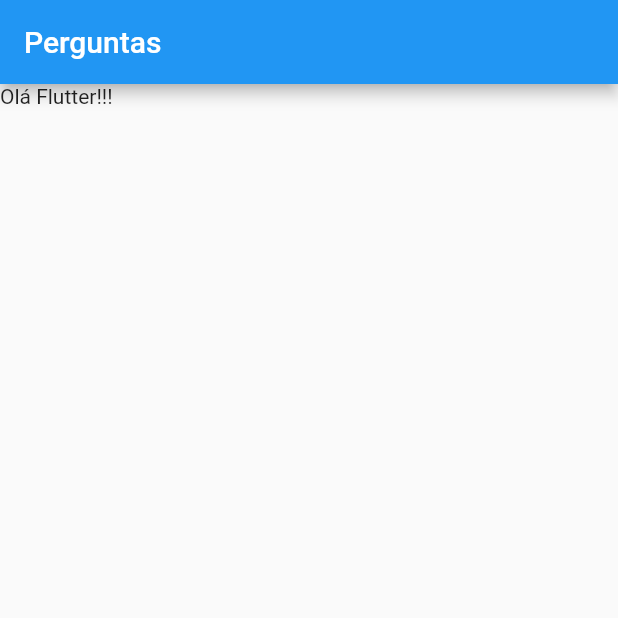
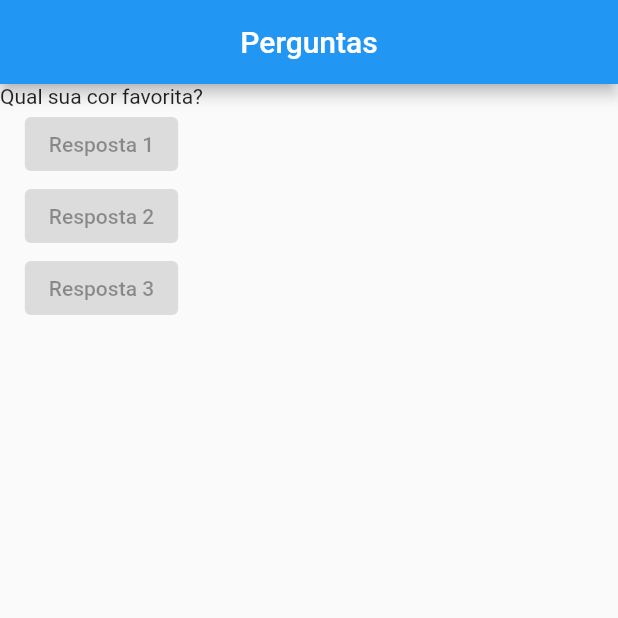
Before and after one commit to Souza83/projeto_perguntas, a Flutter app: the screen it shows after launch, on a phone screen of 412 x 824 dp, the top half of it. Run offline on Flutter 3.47's test engine with Material 2 defaults, Android fonts, the phone set to English and light mode, and no system bars.

Commit message:
Usando Column para Organizar o Widgets.

```diff
--- a/lib/main.dart
+++ b/lib/main.dart
@@ -11,13 +11,33 @@ main() => runApp(PerguntaApp());
 class PerguntaApp extends StatelessWidget {
   @override //Decorador que demonstra ao StatelessWidget é obrigado implementar
   Widget build(BuildContext context) {
+    final perguntas = [
+      'Qual sua cor favorita?',
+      'Qual seu animal favorito?',
+    ];
     return MaterialApp(
       home: Scaffold(
         //Inicia a estrutura da aplicação
         appBar: AppBar(
-          title: Text('Perguntas'),
+          title: Center(child: Text('Perguntas')),
         ),
-        body: Text('Olá Flutter!!!'),
+        body: Column(
+          children: [
+            Text(perguntas[0]),
+            ElevatedButton(
+              child: Text('Resposta 1'),
+              onPressed: null,
+            ),
+            ElevatedButton(
+              child: Text('Resposta 2'),
+              onPressed: null,
+            ),
+            ElevatedButton(
+              child: Text('Resposta 3'),
+              onPressed: null,
+            ),
+          ],
+        ),
       ),
     );
   }
```
Also changed, not shown: 1 other file.
